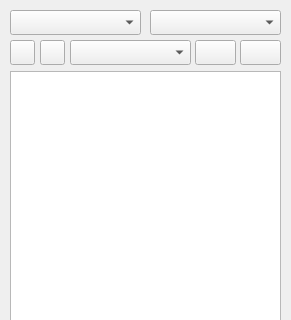
pythcoiner/GitHUD, file window.ui: the form before one commit; both pictures show x 0 to 291 and y 0 to 320 of the 291 by 462 pixel window.
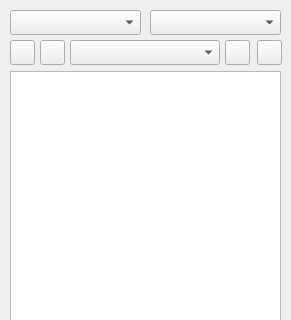
The form after the commit.

The edit to the form file:
```diff
--- a/window.ui
+++ b/window.ui
@@ -55,9 +55,9 @@
   <widget class="QPushButton" name="b_pull">
    <property name="geometry">
     <rect>
-     <x>195</x>
+     <x>225</x>
      <y>40</y>
-     <width>41</width>
+     <width>25</width>
      <height>25</height>
     </rect>
    </property>
@@ -83,7 +83,7 @@
     <rect>
      <x>70</x>
      <y>40</y>
-     <width>121</width>
+     <width>150</width>
      <height>25</height>
     </rect>
    </property>
@@ -193,9 +193,9 @@
   <widget class="QPushButton" name="b_push">
    <property name="geometry">
     <rect>
-     <x>240</x>
+     <x>257</x>
      <y>40</y>
-     <width>41</width>
+     <width>25</width>
      <height>25</height>
     </rect>
    </property>
```
